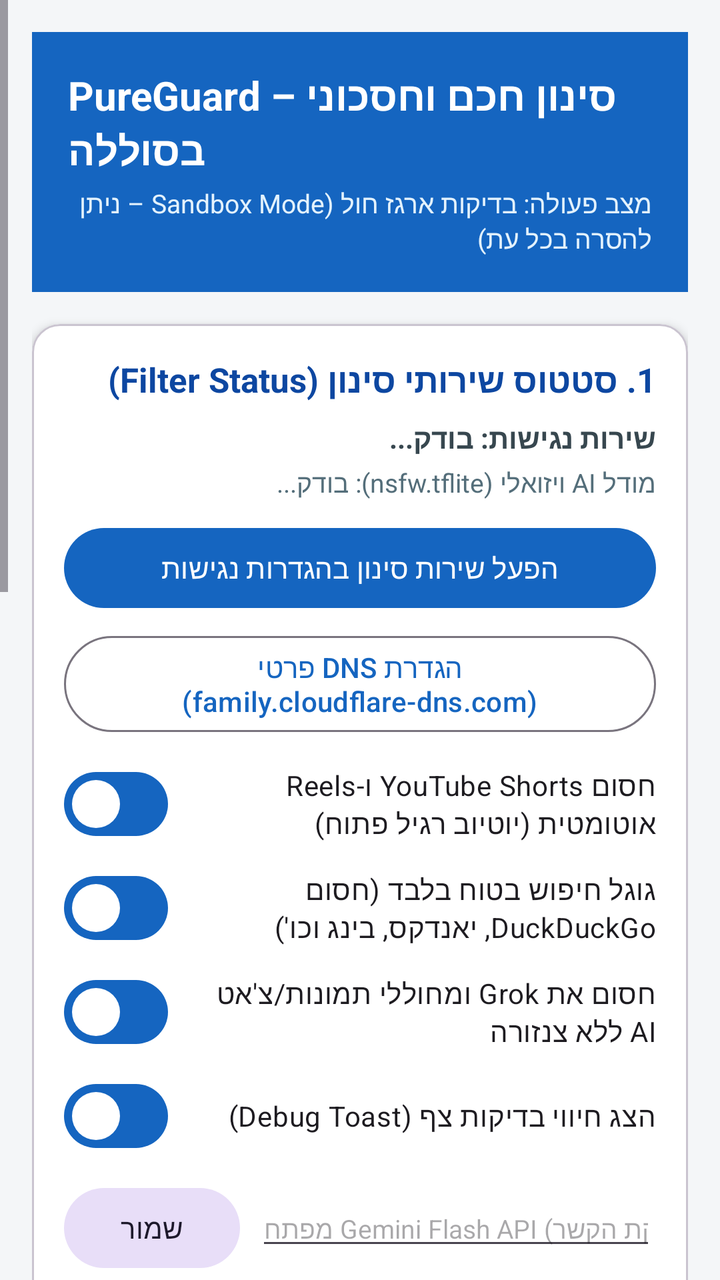
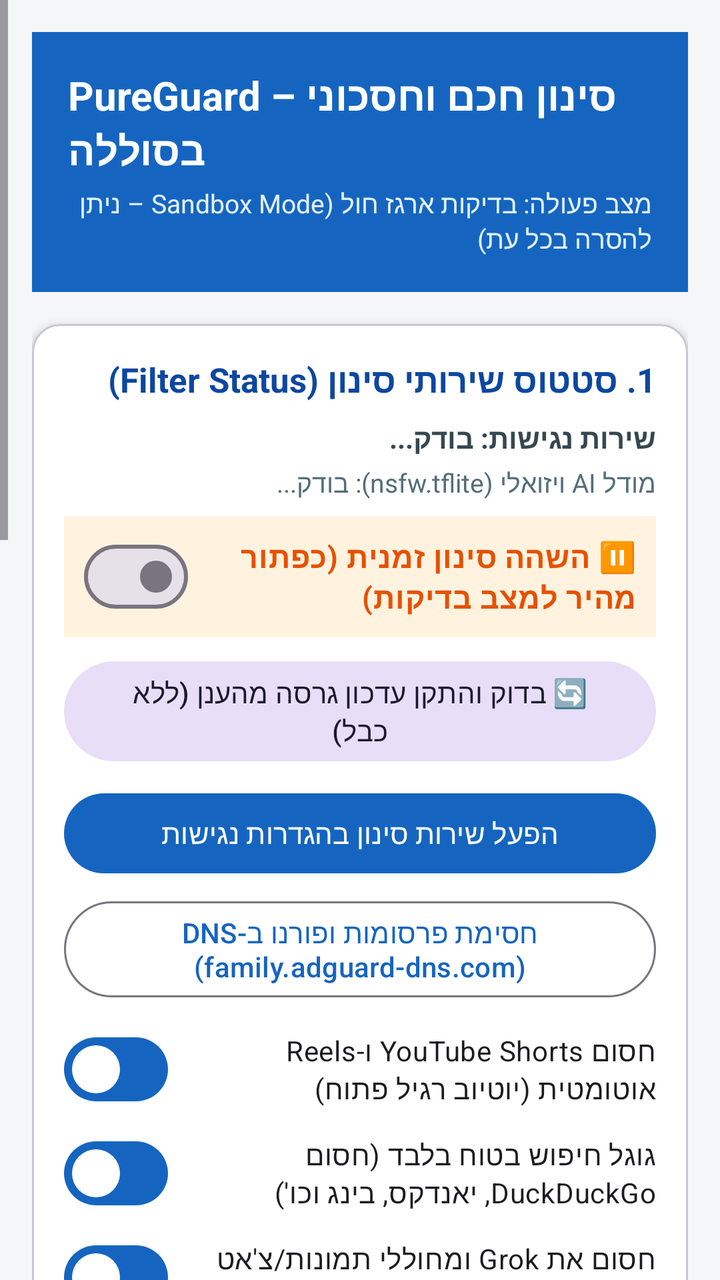

Screens rendered from an Android XML layout before and after an edit, with the pre-edit source and the edit as a unified diff.
<!-- AndroidManifest.xml: application theme Theme.PureGuard -->
<!-- res/layout/activity_main.xml -->
<?xml version="1.0" encoding="utf-8"?>
<ScrollView xmlns:android="http://schemas.android.com/apk/res/android"
    xmlns:app="http://schemas.android.com/apk/res-auto"
    android:layout_width="match_parent"
    android:layout_height="match_parent"
    android:background="#F4F6F8"
    android:fillViewport="true"
    android:layoutDirection="rtl">

    <LinearLayout
        android:layout_width="match_parent"
        android:layout_height="wrap_content"
        android:orientation="vertical"
        android:padding="16dp">

        
        <LinearLayout
            android:layout_width="match_parent"
            android:layout_height="wrap_content"
            android:layout_marginBottom="16dp"
            android:background="#1565C0"
            android:orientation="vertical"
            android:padding="18dp">

            <TextView
                android:layout_width="wrap_content"
                android:layout_height="wrap_content"
                android:text="PureGuard – סינון חכם וחסכוני בסוללה"
                android:textColor="#FFFFFF"
                android:textSize="20sp"
                android:textStyle="bold" />

            <TextView
                android:id="@+id/tvModeBanner"
                android:layout_width="wrap_content"
                android:layout_height="wrap_content"
                android:layout_marginTop="4dp"
                android:text="מצב פעולה: בדיקות ארגז חול (Sandbox Mode – ניתן להסרה בכל עת)"
                android:textColor="#E3F2FD"
                android:textSize="13sp" />
        </LinearLayout>

        
        <com.google.android.material.card.MaterialCardView
            android:layout_width="match_parent"
            android:layout_height="wrap_content"
            android:layout_marginBottom="16dp"
            app:cardBackgroundColor="#FFFFFF"
            app:cardCornerRadius="14dp"
            app:cardElevation="3dp">

            <LinearLayout
                android:layout_width="match_parent"
                android:layout_height="wrap_content"
                android:orientation="vertical"
                android:padding="16dp">

                <TextView
                    android:layout_width="wrap_content"
                    android:layout_height="wrap_content"
                    android:text="1. סטטוס שירותי סינון (Filter Status)"
                    android:textColor="#0D47A1"
                    android:textSize="17sp"
                    android:textStyle="bold" />

                <TextView
                    android:id="@+id/tvAccessibilityStatus"
                    android:layout_width="match_parent"
                    android:layout_height="wrap_content"
                    android:layout_marginTop="8dp"
                    android:text="שירות נגישות: בודק..."
                    android:textColor="#37474F"
                    android:textSize="14sp"
                    android:textStyle="bold" />

                <TextView
                    android:id="@+id/tvModelStatus"
                    android:layout_width="match_parent"
                    android:layout_height="wrap_content"
                    android:layout_marginTop="4dp"
                    android:text="מודל AI ויזואלי (nsfw.tflite): בודק..."
                    android:textColor="#546E7A"
                    android:textSize="13sp" />

                <com.google.android.material.button.MaterialButton
                    android:id="@+id/btnOpenAccessibility"
                    android:layout_width="match_parent"
                    android:layout_height="wrap_content"
                    android:layout_marginTop="10dp"
                    android:text="הפעל שירות סינון בהגדרות נגישות" />

                <com.google.android.material.button.MaterialButton
                    android:id="@+id/btnEnableAndroid10Vision"
                    style="@style/Widget.Material3.Button.TonalButton"
                    android:layout_width="match_parent"
                    android:layout_height="wrap_content"
                    android:layout_marginTop="6dp"
                    android:text="הפעל סריקת תמונות AI + OCR (לאנדרואיד 10)"
                    android:visibility="gone" />

                <com.google.android.material.button.MaterialButton
                    android:id="@+id/btnPrivateDnsGuide"
                    style="@style/Widget.Material3.Button.OutlinedButton"
                    android:layout_width="match_parent"
                    android:layout_height="wrap_content"
                    android:layout_marginTop="6dp"
                    android:text="הגדרת DNS פרטי (family.cloudflare-dns.com)" />

                <com.google.android.material.materialswitch.MaterialSwitch
                    android:id="@+id/switchBlockShorts"
                    android:layout_width="match_parent"
                    android:layout_height="wrap_content"
                    android:layout_marginTop="8dp"
                    android:checked="true"
                    android:text="חסום YouTube Shorts ו-Reels אוטומטית (יוטיוב רגיל פתוח)"
                    android:textSize="14sp" />

                <com.google.android.material.materialswitch.MaterialSwitch
                    android:id="@+id/switchEnforceSafeSearch"
                    android:layout_width="match_parent"
                    android:layout_height="wrap_content"
                    android:layout_marginTop="4dp"
                    android:checked="true"
                    android:text="גוגל חיפוש בטוח בלבד (חסום DuckDuckGo, יאנדקס, בינג וכו')"
                    android:textSize="14sp" />

                <com.google.android.material.materialswitch.MaterialSwitch
                    android:id="@+id/switchBlockGrokAi"
                    android:layout_width="match_parent"
                    android:layout_height="wrap_content"
                    android:layout_marginTop="4dp"
                    android:checked="true"
                    android:text="חסום את Grok ומחוללי תמונות/צ'אט AI ללא צנזורה"
                    android:textSize="14sp" />

                <com.google.android.material.materialswitch.MaterialSwitch
                    android:id="@+id/switchDebugToast"
                    android:layout_width="match_parent"
                    android:layout_height="wrap_content"
                    android:layout_marginTop="4dp"
                    android:checked="true"
                    android:text="הצג חיווי בדיקות צף (Debug Toast)"
                    android:textSize="14sp" />

                <LinearLayout
                    android:layout_width="match_parent"
                    android:layout_height="wrap_content"
                    android:layout_marginTop="8dp"
                    android:orientation="horizontal">

                    <EditText
                        android:id="@+id/etGeminiApiKey"
                        android:layout_width="0dp"
                        android:layout_height="wrap_content"
                        android:layout_weight="1"
                        android:hint="מפתח Gemini Flash API (לבדיקת הקשר)"
                        android:inputType="textPassword"
                        android:textSize="13sp" />

                    <com.google.android.material.button.MaterialButton
                        android:id="@+id/btnSaveApiKey"
                        style="@style/Widget.Material3.Button.TonalButton"
                        android:layout_width="wrap_content"
                        android:layout_height="wrap_content"
                        android:layout_marginStart="8dp"
                        android:text="שמור" />
                </LinearLayout>

            </LinearLayout>
        </com.google.android.material.card.MaterialCardView>

        
        <com.google.android.material.card.MaterialCardView
            android:layout_width="match_parent"
            android:layout_height="wrap_content"
            android:layout_marginBottom="16dp"
            app:cardBackgroundColor="#FFFFFF"
            app:cardCornerRadius="14dp"
            app:cardElevation="3dp">

            <LinearLayout
                android:layout_width="match_parent"
                android:layout_height="wrap_content"
                android:orientation="vertical"
                android:padding="16dp">

                <TextView
                    android:layout_width="wrap_content"
                    android:layout_height="wrap_content"
                    android:text="2. ניהול מילים ואפליקציות לבדיקה"
                    android:textColor="#0D47A1"
                    android:textSize="17sp"
                    android:textStyle="bold" />

                
                <LinearLayout
                    android:layout_width="match_parent"
                    android:layout_height="wrap_content"
                    android:layout_marginTop="10dp"
                    android:orientation="horizontal">

                    <EditText
                        android:id="@+id/etNewKeyword"
                        android:layout_width="0dp"
                        android:layout_height="wrap_content"
                        android:layout_weight="1"
                        android:hint="הוסף מילה אסורה או דומיין..."
                        android:inputType="text"
                        android:textSize="14sp" />

                    <com.google.android.material.button.MaterialButton
                        android:id="@+id/btnAddKeyword"
                        android:layout_width="wrap_content"
                        android:layout_height="wrap_content"
                        android:layout_marginStart="8dp"
                        android:text="הוסף" />
                </LinearLayout>

                <TextView
                    android:layout_width="wrap_content"
                    android:layout_height="wrap_content"
                    android:layout_marginTop="6dp"
                    android:text="מילים ודומיינים פעילים (לחץ על פריט למחיקה):"
                    android:textColor="#546E7A"
                    android:textSize="12sp" />

                <LinearLayout
                    android:id="@+id/containerKeywords"
                    android:layout_width="match_parent"
                    android:layout_height="wrap_content"
                    android:layout_marginTop="4dp"
                    android:orientation="vertical" />

                
                <LinearLayout
                    android:layout_width="match_parent"
                    android:layout_height="wrap_content"
                    android:layout_marginTop="12dp"
                    android:orientation="horizontal">

                    <EditText
                        android:id="@+id/etNewBlockedPackage"
                        android:layout_width="0dp"
                        android:layout_height="wrap_content"
                        android:layout_weight="1"
                        android:hint="שם חבילה לחסימה (למשל com.instagram.android)"
                        android:inputType="text"
                        android:textSize="13sp" />

                    <com.google.android.material.button.MaterialButton
                        android:id="@+id/btnAddBlockedApp"
                        style="@style/Widget.Material3.Button.TonalButton"
                        android:layout_width="wrap_content"
                        android:layout_height="wrap_content"
                        android:layout_marginStart="8dp"
                        android:text="חסום אפליקציה" />
                </LinearLayout>

                <LinearLayout
                    android:id="@+id/containerBlockedApps"
                    android:layout_width="match_parent"
                    android:layout_height="wrap_content"
                    android:layout_marginTop="4dp"
                    android:orientation="vertical" />

                
                <View
                    android:layout_width="match_parent"
                    android:layout_height="1dp"
                    android:layout_marginVertical="12dp"
                    android:background="#E0E0E0" />

                <TextView
                    android:id="@+id/tvPornThresholdLabel"
                    android:layout_width="match_parent"
                    android:layout_height="wrap_content"
                    android:text="רגישות סף Porn: 55%"
                    android:textColor="#263238"
                    android:textSize="14sp"
                    android:textStyle="bold" />

                <com.google.android.material.slider.Slider
                    android:id="@+id/sliderPornThreshold"
                    android:layout_width="match_parent"
                    android:layout_height="wrap_content"
                    android:stepSize="5.0"
                    android:value="55.0"
                    android:valueFrom="30.0"
                    android:valueTo="90.0" />

                <TextView
                    android:id="@+id/tvSexyThresholdLabel"
                    android:layout_width="match_parent"
                    android:layout_height="wrap_content"
                    android:layout_marginTop="4dp"
                    android:text="רגישות סף Sexy: 65%"
                    android:textColor="#263238"
                    android:textSize="14sp"
                    android:textStyle="bold" />

                <com.google.android.material.slider.Slider
                    android:id="@+id/sliderSexyThreshold"
                    android:layout_width="match_parent"
                    android:layout_height="wrap_content"
                    android:stepSize="5.0"
                    android:value="65.0"
                    android:valueFrom="30.0"
                    android:valueTo="90.0" />

            </LinearLayout>
        </com.google.android.material.card.MaterialCardView>

        
        <com.google.android.material.card.MaterialCardView
            android:layout_width="match_parent"
            android:layout_height="wrap_content"
            android:layout_marginBottom="16dp"
            app:cardBackgroundColor="#FFFFFF"
            app:cardCornerRadius="14dp"
            app:cardElevation="3dp">

            <LinearLayout
                android:layout_width="match_parent"
                android:layout_height="wrap_content"
                android:orientation="vertical"
                android:padding="16dp">

                <LinearLayout
                    android:layout_width="match_parent"
                    android:layout_height="wrap_content"
                    android:gravity="center_vertical"
                    android:orientation="horizontal">

                    <TextView
                        android:layout_width="0dp"
                        android:layout_height="wrap_content"
                        android:layout_weight="1"
                        android:text="3. יומן חסימות אחרונות (20 אחרונות)"
                        android:textColor="#0D47A1"
                        android:textSize="17sp"
                        android:textStyle="bold" />

                    <com.google.android.material.button.MaterialButton
                        android:id="@+id/btnClearLogs"
                        style="@style/Widget.Material3.Button.TextButton"
                        android:layout_width="wrap_content"
                        android:layout_height="wrap_content"
                        android:text="נקה יומן" />
                </LinearLayout>

                <LinearLayout
                    android:id="@+id/containerBlockLogs"
                    android:layout_width="match_parent"
                    android:layout_height="wrap_content"
                    android:layout_marginTop="8dp"
                    android:orientation="vertical" />

            </LinearLayout>
        </com.google.android.material.card.MaterialCardView>

        
        <com.google.android.material.card.MaterialCardView
            android:layout_width="match_parent"
            android:layout_height="wrap_content"
            android:layout_marginBottom="24dp"
            app:cardBackgroundColor="#FFF8E1"
            app:cardCornerRadius="14dp"
            app:cardElevation="3dp">

            <LinearLayout
                android:layout_width="match_parent"
                android:layout_height="wrap_content"
                android:orientation="vertical"
                android:padding="16dp">

                <TextView
                    android:layout_width="wrap_content"
                    android:layout_height="wrap_content"
                    android:text="4. מצב נעילה מלא (Production Lockdown)"
                    android:textColor="#E65100"
                    android:textSize="17sp"
                    android:textStyle="bold" />

                <TextView
                    android:id="@+id/tvLockdownStatus"
                    android:layout_width="match_parent"
                    android:layout_height="wrap_content"
                    android:layout_marginTop="6dp"
                    android:text="כבוי כברירת מחדל (מצב בדיקות בטוח – ניתן להסיר את האפליקציה בחופשיות)"
                    android:textColor="#4E342E"
                    android:textSize="13sp" />

                <com.google.android.material.button.MaterialButton
                    android:id="@+id/btnToggleLockdown"
                    style="@style/Widget.Material3.Button.OutlinedButton"
                    android:layout_width="match_parent"
                    android:layout_height="wrap_content"
                    android:layout_marginTop="12dp"
                    android:text="הפעל מצב נעילה מלא (לאחר סיום הבדיקות)"
                    android:textColor="#D84315" />

            </LinearLayout>
        </com.google.android.material.card.MaterialCardView>

    </LinearLayout>
</ScrollView>
<!-- resources referenced by this layout -->
<resources>
  <style name="Theme.PureGuard" parent="Theme.Material3.DayNight.NoActionBar">
          <item name="colorPrimary">#1565C0</item>
          <item name="colorSecondary">#00897B</item>
          <item name="android:statusBarColor">#0D47A1</item>
      </style>
</resources>

<!-- the commit's change to res/layout/activity_main.xml (unified diff, before → after) -->
@@ -82,11 +82,42 @@
                     android:textColor="#546E7A"
                     android:textSize="13sp" />
 
+                <com.google.android.material.materialswitch.MaterialSwitch
+                    android:id="@+id/switchPauseFilterTesting"
+                    android:layout_width="match_parent"
+                    android:layout_height="wrap_content"
+                    android:layout_marginTop="8dp"
+                    android:background="#FFF3E0"
+                    android:checked="false"
+                    android:padding="10dp"
+                    android:text="⏸️ השהה סינון זמנית (כפתור מהיר למצב בדיקות)"
+                    android:textColor="#E65100"
+                    android:textSize="15sp"
+                    android:textStyle="bold" />
+
+                <com.google.android.material.button.MaterialButton
+                    android:id="@+id/btnOtaUpdate"
+                    style="@style/Widget.Material3.Button.TonalButton"
+                    android:layout_width="match_parent"
+                    android:layout_height="wrap_content"
+                    android:layout_marginTop="8dp"
+                    android:text="🔄 בדוק והתקן עדכון גרסה מהענן (ללא כבל)" />
+
+                <TextView
+                    android:id="@+id/tvOtaStatus"
+                    android:layout_width="match_parent"
+                    android:layout_height="wrap_content"
+                    android:layout_marginTop="4dp"
+                    android:gravity="center"
+                    android:textColor="#1565C0"
+                    android:textSize="13sp"
+                    android:visibility="gone" />
+
                 <com.google.android.material.button.MaterialButton
                     android:id="@+id/btnOpenAccessibility"
                     android:layout_width="match_parent"
                     android:layout_height="wrap_content"
-                    android:layout_marginTop="10dp"
+                    android:layout_marginTop="8dp"
                     android:text="הפעל שירות סינון בהגדרות נגישות" />
 
                 <com.google.android.material.button.MaterialButton
@@ -104,7 +135,7 @@
                     android:layout_width="match_parent"
                     android:layout_height="wrap_content"
                     android:layout_marginTop="6dp"
-                    android:text="הגדרת DNS פרטי (family.cloudflare-dns.com)" />
+                    android:text="חסימת פרסומות ופורנו ב-DNS (family.adguard-dns.com)" />
 
                 <com.google.android.material.materialswitch.MaterialSwitch
                     android:id="@+id/switchBlockShorts"
